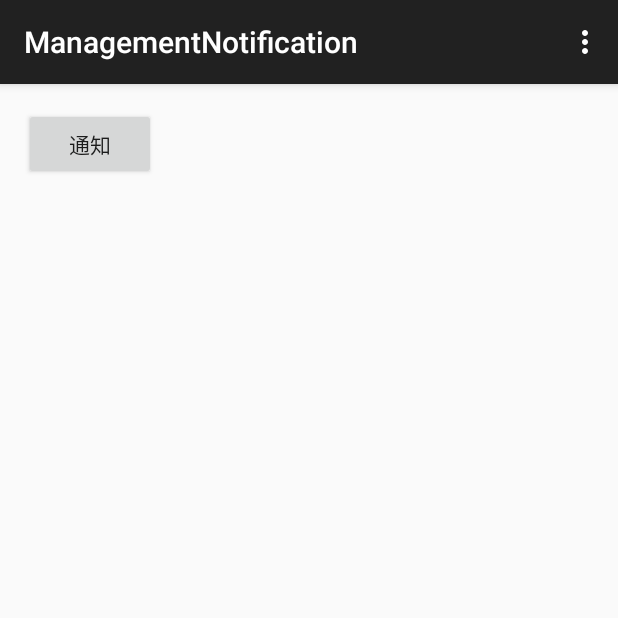
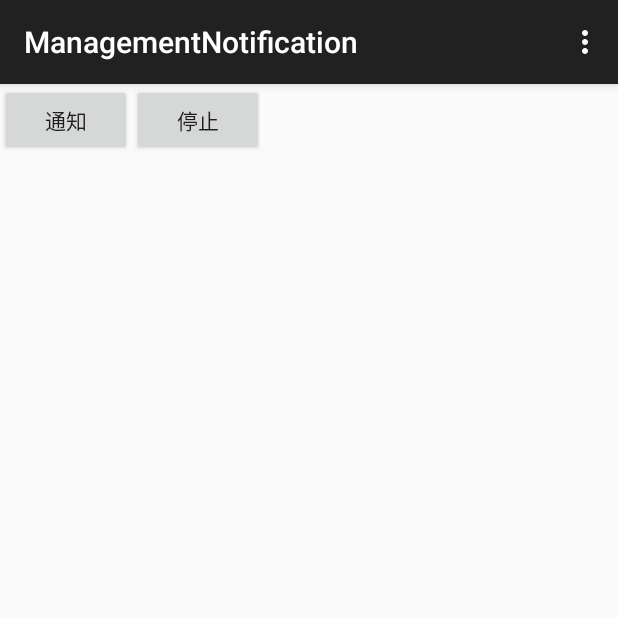
Before and after one commit to kitamatsu/U-22, an Android app: the screen it shows after launch (MainActivity), on a phone screen of 412 x 824 dp, the top half of it. Run offline under Robolectric (Android 15) with nearby library versions, the phone set to English and light mode, and no system bars; our stand-ins replace ButterKnife; libraries missing offline, so code that uses them is left out: com.microsoft.windowsazure.

```diff
--- a/app/src/main/res/layout/activity_main.xml
+++ b/app/src/main/res/layout/activity_main.xml
@@ -1,14 +1,21 @@
-<RelativeLayout xmlns:android="http://schemas.android.com/apk/res/android"
-    xmlns:tools="http://schemas.android.com/tools" android:layout_width="match_parent"
-    android:layout_height="match_parent" android:paddingLeft="@dimen/activity_horizontal_margin"
-    android:paddingRight="@dimen/activity_horizontal_margin"
-    android:paddingTop="@dimen/activity_vertical_margin"
-    android:paddingBottom="@dimen/activity_vertical_margin" tools:context=".MainActivity">
+<LinearLayout
+    xmlns:android="http://schemas.android.com/apk/res/android"
+    xmlns:tools="http://schemas.android.com/tools"
+    tools:context=".MainActivity"
+    android:layout_width="fill_parent"
+    android:layout_height="fill_parent"
+    android:orientation="horizontal">
 
     <Button
         android:text="@string/button"
         android:id="@+id/Button01"
         android:layout_width="wrap_content"
-        android:layout_height="wrap_content"
-        android:layout_gravity="center" />
-</RelativeLayout>
+        android:layout_height="wrap_content"></Button>
+
+    <Button
+        android:text="停止"
+        android:id="@+id/Button02"
+        android:layout_width="wrap_content"
+        android:layout_height="wrap_content"></Button>
+
+</LinearLayout>
```
Also changed, not shown: app/src/main/java/com/example/hideki/managementnotification/MainActivity.java (+10 -1 lines), app/src/main/java/com/example/hideki/managementnotification/NotificationListener.java (+8 -1 lines), app/src/main/java/com/example/hideki/managementnotification/SimplePreferenceFragment.java (+56 -2 lines), app/src/main/res/values/strings.xml (+10 -0 lines), app/src/main/res/xml/preference.xml (added, +24 -0 lines), app/src/main/res/xml/settings.xml (deleted, +0 -23 lines).
